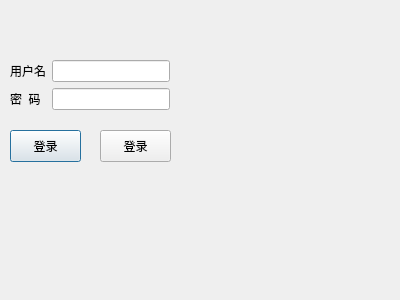
AgateLee/DSTCal, file logindialog.ui: the form before one commit.
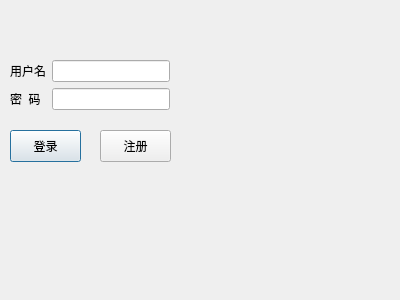
The form after the commit.

What changed in the file:
```diff
--- a/logindialog.ui
+++ b/logindialog.ui
@@ -68,7 +68,7 @@
     </rect>
    </property>
    <property name="text">
-    <string>登录</string>
+    <string>注册</string>
    </property>
   </widget>
  </widget>
```
Left out of the diff: 2 changed lines with no effect on the pictures.
